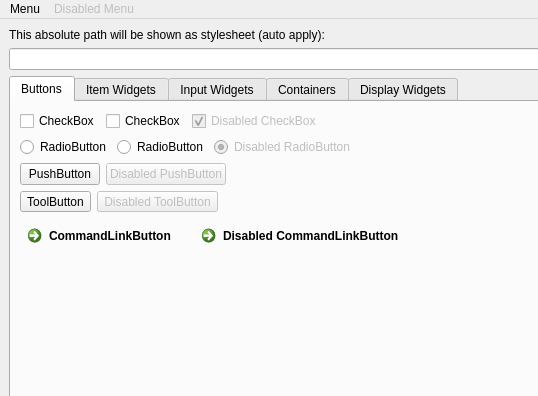
Above: OTModules/wstyletest.ui from pietr26/OMSI-Tools before the change; both pictures show x 0 to 538 and y 0 to 396 of the 1004 by 847 pixel window. Below: the same form after it.
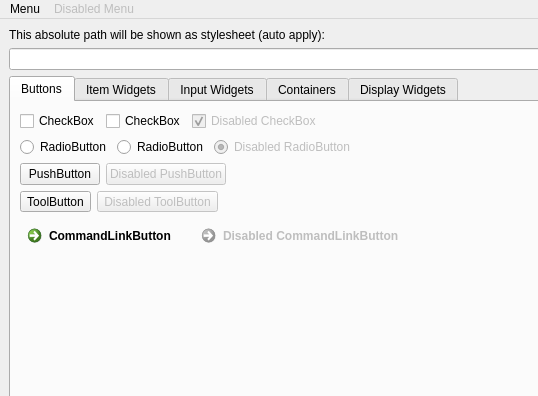
That is the form after the change. Icons and pictures are not drawn.

Commit message: Disabled commandLinkButton

```diff
--- a/OTModules/wstyletest.ui
+++ b/OTModules/wstyletest.ui
@@ -206,6 +206,9 @@
           </item>
           <item>
            <widget class="QCommandLinkButton" name="commandLinkButton">
+            <property name="enabled">
+             <bool>false</bool>
+            </property>
             <property name="text">
              <string notr="true">Disabled CommandLinkButton</string>
             </property>
```
